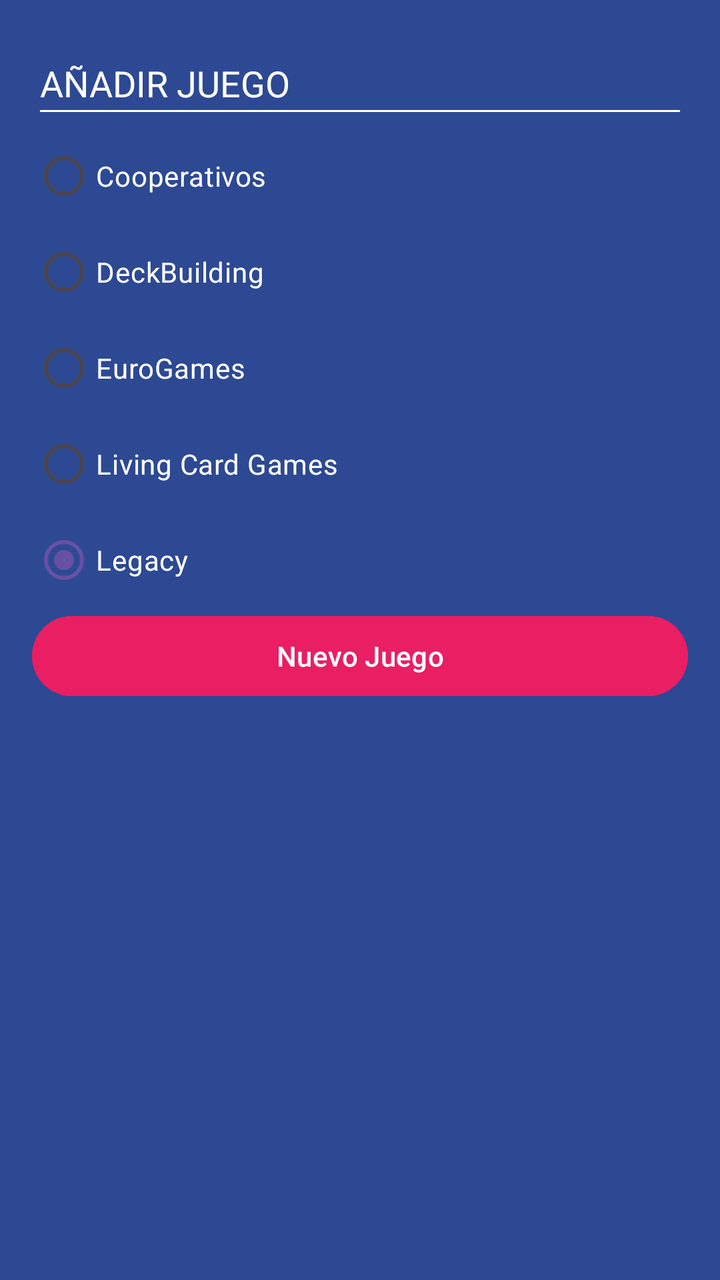
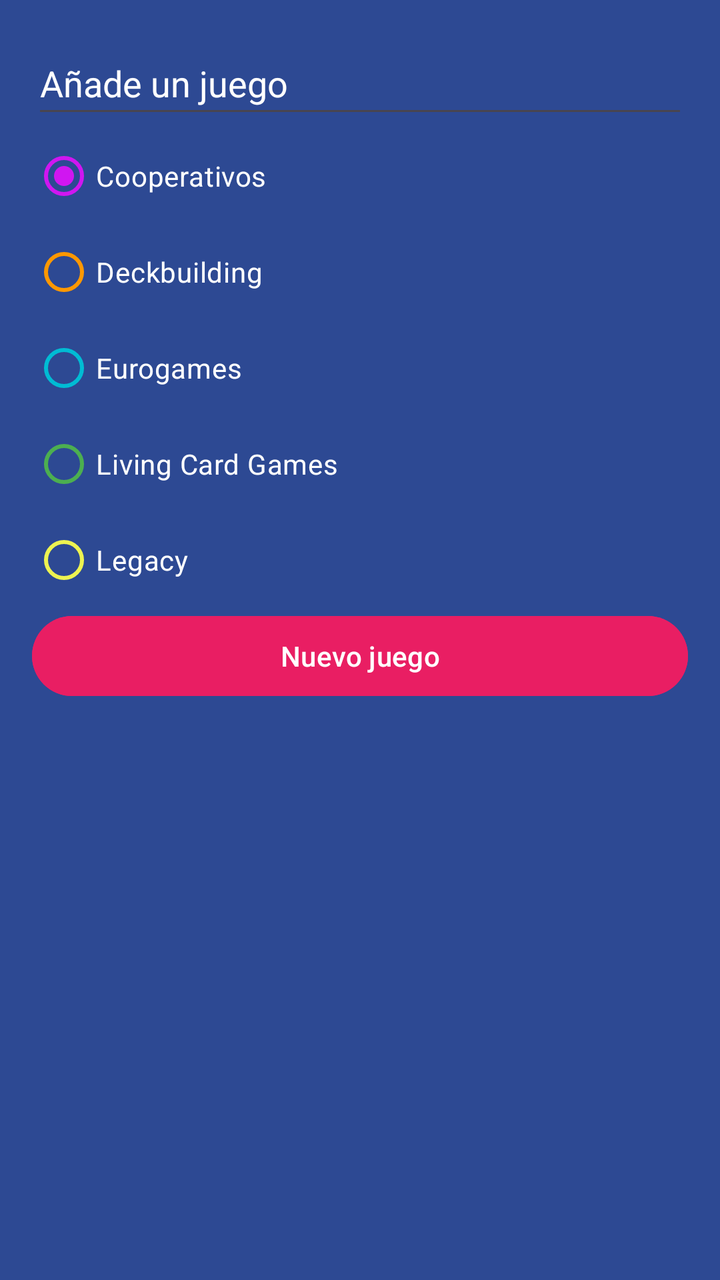

Two renders of the same Android screen: before a commit and after it. Below are the layout's source before the change and the commit's diff.
<!-- AndroidManifest.xml: application theme Theme.ComoqueraisApps -->
<!-- res/layout/dialog_game.xml -->
<?xml version="1.0" encoding="utf-8"?>
<LinearLayout
    xmlns:android="http://schemas.android.com/apk/res/android"
    android:layout_width="250dp"
    android:layout_height="wrap_content"
    android:padding="16dp"
    android:background="@color/bgapp_background_app"
    android:orientation="vertical">

    <EditText
        android:id="@+id/etGame"
        android:layout_width="match_parent"
        android:layout_height="48dp"
        android:backgroundTint="@color/white"
        android:hint="@string/dialog_add_game"
        android:textColor="@color/white"
        android:textColorHint="@color/white"
        android:importantForAutofill="no"
        android:inputType="text" />

    <RadioGroup
        android:id="@+id/rgCategories"
        android:layout_width="match_parent"
        android:layout_height="wrap_content">
        <RadioButton
            android:id="@+id/rbCooperative"
            android:layout_width="match_parent"
            android:layout_height="wrap_content"
            android:buttonTint="@color/bgapp_cooperative_category"
            android:checked="true"
            android:text="@string/bgapp_cooperative_category"
            android:textColor="@color/white" />
        <RadioButton
            android:id="@+id/rbDeckbuilding"
            android:layout_width="match_parent"
            android:layout_height="wrap_content"
            android:buttonTint="@color/bgapp_deckbuilding_category"
            android:checked="true"
            android:text="@string/bgapp_deckbuilding_category"
            android:textColor="@color/white" />
        <RadioButton
            android:id="@+id/rbEurogames"
            android:layout_width="match_parent"
            android:layout_height="wrap_content"
            android:buttonTint="@color/bgapp_euro_category"
            android:checked="true"
            android:text="@string/bgapp_eurogames_category"
            android:textColor="@color/white" />
        <RadioButton
            android:id="@+id/rbLCG"
            android:layout_width="match_parent"
            android:layout_height="wrap_content"
            android:buttonTint="@color/bgapp_lcg_category"
            android:checked="true"
            android:text="@string/bgapp_lcg_category"
            android:textColor="@color/white" />
        <RadioButton
            android:id="@+id/rbLegacy"
            android:layout_width="match_parent"
            android:layout_height="wrap_content"
            android:buttonTint="@color/bgapp_legacy_category"
            android:checked="true"
            android:text="@string/bgapp_legacy_category"
            android:textColor="@color/white" />
        <Button
            android:id="@+id/btnAddGame"
            android:layout_width="match_parent"
            android:layout_height="wrap_content"
            android:text="@string/dialog_newgame_button"
            android:textColor="@color/white"
            android:backgroundTint="@color/bgapp_accent"/>

    </RadioGroup>

</LinearLayout>
<!-- resources referenced by this layout -->
<resources>
  <color name="bgapp_accent">#E91E63</color>
  <color name="bgapp_background_app">#FF2D4993</color>
  <color name="bgapp_cooperative_category">#D016F1</color>
  <color name="bgapp_deckbuilding_category">#FF9800</color>
  <color name="bgapp_euro_category">#00BCD4</color>
  <color name="bgapp_lcg_category">#4CAF50</color>
  <color name="bgapp_legacy_category">#EDF351</color>
  <color name="white">#FFFFFFFF</color>
  <string name="bgapp_cooperative_category">Cooperativos</string>
  <string name="bgapp_deckbuilding_category">DeckBuilding</string>
  <string name="bgapp_eurogames_category">EuroGames</string>
  <string name="bgapp_lcg_category">Living Card Games</string>
  <string name="bgapp_legacy_category">Legacy</string>
  <string name="dialog_add_game">AÑADIR JUEGO</string>
  <string name="dialog_newgame_button">Nuevo Juego</string>
  <style name="Theme.ComoqueraisApps" parent="Base.Theme.ComoqueraisApps" />
  <style name="Base.Theme.ComoqueraisApps" parent="Theme.Material3.DayNight.NoActionBar">
          
          
      </style>
</resources>

<!-- the commit's change to res/layout/dialog_game.xml (unified diff, before → after) -->
@@ -3,73 +3,73 @@
     xmlns:android="http://schemas.android.com/apk/res/android"
     android:layout_width="250dp"
     android:layout_height="wrap_content"
+    xmlns:app="http://schemas.android.com/apk/res-auto"
+    android:orientation="vertical"
     android:padding="16dp"
-    android:background="@color/bgapp_background_app"
-    android:orientation="vertical">
+    android:background="@color/bgapp_background_app">
 
     <EditText
         android:id="@+id/etGame"
         android:layout_width="match_parent"
         android:layout_height="48dp"
-        android:backgroundTint="@color/white"
         android:hint="@string/dialog_add_game"
         android:textColor="@color/white"
-        android:textColorHint="@color/white"
-        android:importantForAutofill="no"
-        android:inputType="text" />
+        android:textColorHint="@color/white"/>
 
     <RadioGroup
         android:id="@+id/rgCategories"
         android:layout_width="match_parent"
         android:layout_height="wrap_content">
+
         <RadioButton
             android:id="@+id/rbCooperative"
             android:layout_width="match_parent"
             android:layout_height="wrap_content"
-            android:buttonTint="@color/bgapp_cooperative_category"
+            android:text="@string/dialog_cooperative_category"
             android:checked="true"
-            android:text="@string/bgapp_cooperative_category"
-            android:textColor="@color/white" />
+            android:textColor="@color/white"
+            app:buttonTint="@color/bgapp_cooperative_category"/>
+
         <RadioButton
             android:id="@+id/rbDeckbuilding"
             android:layout_width="match_parent"
             android:layout_height="wrap_content"
-            android:buttonTint="@color/bgapp_deckbuilding_category"
-            android:checked="true"
-            android:text="@string/bgapp_deckbuilding_category"
-            android:textColor="@color/white" />
+            android:text="@string/dialog_deckbuilding_category"
+            android:textColor="@color/white"
+            app:buttonTint="@color/bgapp_deckbuilding_category"/>
+
         <RadioButton
-            android:id="@+id/rbEurogames"
+            android:id="@+id/rbEuro"
             android:layout_width="match_parent"
             android:layout_height="wrap_content"
-            android:buttonTint="@color/bgapp_euro_category"
-            android:checked="true"
-            android:text="@string/bgapp_eurogames_category"
-            android:textColor="@color/white" />
+            android:text="@string/dialog_euro_category"
+            android:textColor="@color/white"
+            app:buttonTint="@color/bgapp_euro_category"/>
+
         <RadioButton
             android:id="@+id/rbLCG"
             android:layout_width="match_parent"
             android:layout_height="wrap_content"
-            android:buttonTint="@color/bgapp_lcg_category"
-            android:checked="true"
-            android:text="@string/bgapp_lcg_category"
-            android:textColor="@color/white" />
+            android:text="@string/dialog_lcg_category"
+            android:textColor="@color/white"
+            app:buttonTint="@color/bgapp_lcg_category"/>
+
         <RadioButton
             android:id="@+id/rbLegacy"
             android:layout_width="match_parent"
             android:layout_height="wrap_content"
-            android:buttonTint="@color/bgapp_legacy_category"
-            android:checked="true"
-            android:text="@string/bgapp_legacy_category"
-            android:textColor="@color/white" />
-        <Button
-            android:id="@+id/btnAddGame"
-            android:layout_width="match_parent"
-            android:layout_height="wrap_content"
-            android:text="@string/dialog_newgame_button"
+            android:text="@string/dialog_legacy_category"
             android:textColor="@color/white"
-            android:backgroundTint="@color/bgapp_accent"/>
+            app:buttonTint="@color/bgapp_legacy_category"/>
 
     </RadioGroup>
 
+    <Button
+        android:id="@+id/btnAddGame"
+        android:layout_width="match_parent"
+        android:layout_height="wrap_content"
+        android:text="@string/dialog_newgame_button"
+        android:textColor="@color/white"
+        android:backgroundTint="@color/bgapp_accent"/>
+
 </LinearLayout>
<!-- resource entries referenced after the edit -->
@@ -8,13 +8,13 @@
   <color name="bgapp_lcg_category">#4CAF50</color>
   <color name="bgapp_legacy_category">#EDF351</color>
   <color name="white">#FFFFFFFF</color>
-  <string name="bgapp_cooperative_category">Cooperativos</string>
-  <string name="bgapp_deckbuilding_category">DeckBuilding</string>
-  <string name="bgapp_eurogames_category">EuroGames</string>
-  <string name="bgapp_lcg_category">Living Card Games</string>
-  <string name="bgapp_legacy_category">Legacy</string>
-  <string name="dialog_add_game">AÑADIR JUEGO</string>
-  <string name="dialog_newgame_button">Nuevo Juego</string>
+  <string name="dialog_add_game">Añade un juego</string>
+  <string name="dialog_cooperative_category">Cooperativos</string>
+  <string name="dialog_deckbuilding_category">Deckbuilding</string>
+  <string name="dialog_euro_category">Eurogames</string>
+  <string name="dialog_lcg_category">Living Card Games</string>
+  <string name="dialog_legacy_category">Legacy</string>
+  <string name="dialog_newgame_button">Nuevo juego</string>
   <style name="Theme.ComoqueraisApps" parent="Base.Theme.ComoqueraisApps" />
   <style name="Base.Theme.ComoqueraisApps" parent="Theme.Material3.DayNight.NoActionBar">
           
